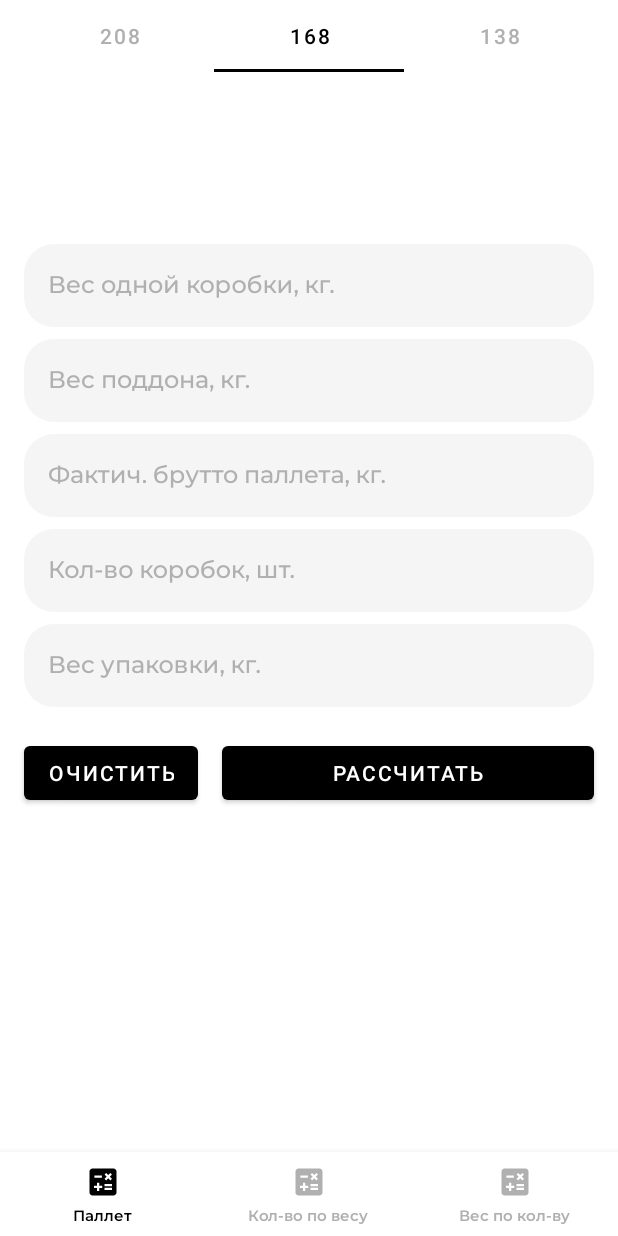
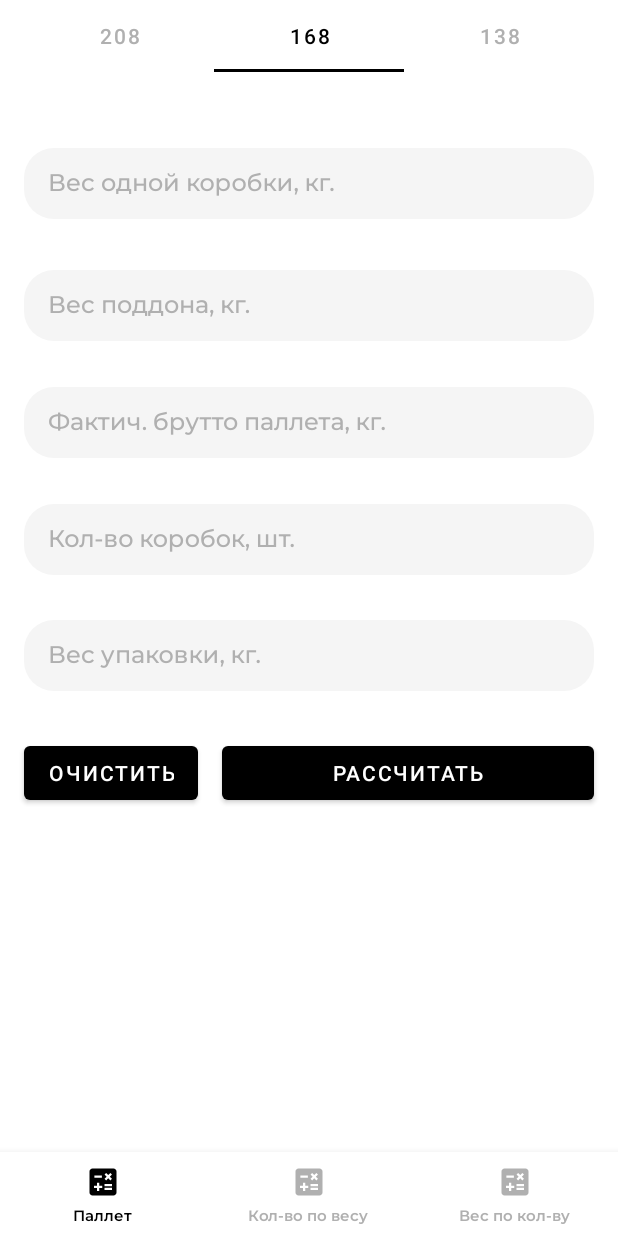
Before and after one commit to GoogelFist/PackerHelper, an Android app: the screen it shows after launch (MainActivity), tab 2 chosen, on a phone screen of 412 x 824 dp. Run offline under Robolectric (Android 15) with nearby library versions, the phone set to English and light mode, and no system bars; our stand-ins replace Dagger/Hilt's generated code, navigation-ui; 5 statements that could not run were skipped.

Commit message:
edit 208, 168, 138 layouts

```diff
--- a/app/src/main/res/layout/pallet_fragment_168.xml
+++ b/app/src/main/res/layout/pallet_fragment_168.xml
@@ -9,10 +9,11 @@
             android:id="@+id/fl_box_weight"
             android:layout_width="match_parent"
             android:layout_height="wrap_content"
-            android:layout_marginTop="16dp"
+            android:layout_marginTop="8dp"
             android:orientation="horizontal"
             app:layout_constraintBottom_toTopOf="@id/fl_tray_weight"
-            app:layout_constraintStart_toStartOf="@id/fl_tray_weight">
+            app:layout_constraintStart_toStartOf="@id/fl_tray_weight"
+            app:layout_constraintTop_toTopOf="parent">
 
         <com.google.android.material.textfield.TextInputLayout
                 style="@style/DefaultTextInputLayout"
@@ -33,6 +34,8 @@
                     android:lines="1"
                     android:maxLength="255"
                     android:maxLines="1"
+                    android:nextFocusForward="@id/text_input_edit_text_tray_weight"
+                    android:paddingBottom="2dp"
                     android:singleLine="true" />
 
         </com.google.android.material.textfield.TextInputLayout>
@@ -45,7 +48,8 @@
             android:layout_height="wrap_content"
             android:orientation="horizontal"
             app:layout_constraintBottom_toTopOf="@id/fl_gross_weight"
-            app:layout_constraintStart_toStartOf="@id/fl_gross_weight">
+            app:layout_constraintStart_toStartOf="@id/fl_gross_weight"
+            app:layout_constraintTop_toBottomOf="@id/fl_box_weight">
 
         <com.google.android.material.textfield.TextInputLayout
                 style="@style/DefaultTextInputLayout"
@@ -53,7 +57,6 @@
                 android:layout_height="wrap_content"
                 android:layout_marginHorizontal="16dp"
                 android:hint="@string/tray_weight_hint"
-                android:paddingVertical="4dp"
                 app:endIconMode="clear_text">
 
             <com.google.android.material.textfield.TextInputEditText
@@ -66,6 +69,8 @@
                     android:lines="1"
                     android:maxLength="255"
                     android:maxLines="1"
+                    android:nextFocusForward="@id/text_input_edit_text_gross_weight"
+                    android:paddingBottom="2dp"
                     android:singleLine="true"
                     tools:text="" />
 
@@ -79,7 +84,8 @@
             android:layout_height="wrap_content"
             android:orientation="horizontal"
             app:layout_constraintBottom_toTopOf="@id/fl_box_count"
-            app:layout_constraintStart_toStartOf="@id/fl_box_count">
+            app:layout_constraintStart_toStartOf="@id/fl_box_count"
+            app:layout_constraintTop_toBottomOf="@id/fl_tray_weight">
 
         <com.google.android.material.textfield.TextInputLayout
                 style="@style/DefaultTextInputLayout"
@@ -87,7 +93,6 @@
                 android:layout_height="wrap_content"
                 android:layout_marginHorizontal="16dp"
                 android:hint="@string/gross_weight_hint"
-                android:paddingVertical="4dp"
                 app:endIconMode="clear_text">
 
             <com.google.android.material.textfield.TextInputEditText
@@ -100,6 +105,8 @@
                     android:lines="1"
                     android:maxLength="255"
                     android:maxLines="1"
+                    android:nextFocusForward="@id/text_input_edit_text_box_count"
+                    android:paddingBottom="2dp"
                     android:singleLine="true"
                     tools:text="" />
 
@@ -113,7 +120,8 @@
             android:layout_height="wrap_content"
             android:orientation="horizontal"
             app:layout_constraintBottom_toTopOf="@id/fl_package_weight"
-            app:layout_constraintStart_toStartOf="@id/fl_package_weight">
+            app:layout_constraintStart_toStartOf="@id/fl_package_weight"
+            app:layout_constraintTop_toBottomOf="@id/fl_gross_weight">
 
         <com.google.android.material.textfield.TextInputLayout
                 style="@style/DefaultTextInputLayout"
@@ -121,7 +129,6 @@
                 android:layout_height="wrap_content"
                 android:layout_marginHorizontal="16dp"
                 android:hint="@string/box_count_hint"
-                android:paddingVertical="4dp"
                 app:endIconMode="clear_text">
 
             <com.google.android.material.textfield.TextInputEditText
@@ -134,6 +141,8 @@
                     android:lines="1"
                     android:maxLength="255"
                     android:maxLines="1"
+                    android:nextFocusForward="@id/text_input_edit_text_package_weight"
+                    android:paddingBottom="2dp"
                     android:singleLine="true"
                     tools:text="" />
 
@@ -145,10 +154,10 @@
             android:id="@+id/fl_package_weight"
             android:layout_width="match_parent"
             android:layout_height="wrap_content"
-            android:layout_marginBottom="8dp"
             android:orientation="horizontal"
-            app:layout_constraintBottom_toTopOf="@id/guideline"
-            app:layout_constraintStart_toStartOf="parent">
+            app:layout_constraintBottom_toTopOf="@id/ll_buttons"
+            app:layout_constraintStart_toStartOf="parent"
+            app:layout_constraintTop_toBottomOf="@id/fl_box_count">
 
         <com.google.android.material.textfield.TextInputLayout
                 style="@style/DefaultTextInputLayout"
@@ -156,7 +165,6 @@
                 android:layout_height="wrap_content"
                 android:layout_marginHorizontal="16dp"
                 android:hint="@string/package_weight"
-                android:paddingVertical="4dp"
                 app:endIconMode="clear_text">
 
             <com.google.android.material.textfield.TextInputEditText
@@ -170,6 +178,7 @@
                     android:lines="1"
                     android:maxLength="255"
                     android:maxLines="1"
+                    android:paddingBottom="2dp"
                     android:singleLine="true"
                     tools:text="" />
 
@@ -216,8 +225,8 @@
             android:layout_width="wrap_content"
             android:layout_height="wrap_content"
             android:layout_marginHorizontal="16dp"
-            android:layout_marginTop="16dp"
             android:textAppearance="@style/Text.MontserratMedium.14.Black"
+            app:layout_constraintBottom_toTopOf="@id/tv_theoretical_gross"
             app:layout_constraintStart_toStartOf="@id/ll_buttons"
             app:layout_constraintTop_toBottomOf="@id/ll_buttons"
             tools:text="Нетто" />
@@ -227,8 +236,8 @@
             android:layout_width="wrap_content"
             android:layout_height="wrap_content"
             android:layout_marginHorizontal="16dp"
-            android:layout_marginTop="8dp"
             android:textAppearance="@style/Text.MontserratMedium.14.Black"
+            app:layout_constraintBottom_toTopOf="@id/tv_real_gross"
             app:layout_constraintStart_toStartOf="@id/ll_buttons"
             app:layout_constraintTop_toBottomOf="@id/tv_clear_weight"
             tools:text="Теор. брутто" />
@@ -238,8 +247,9 @@
             android:layout_width="match_parent"
             android:layout_height="wrap_content"
             android:layout_marginHorizontal="16dp"
-            android:layout_marginTop="8dp"
+            android:layout_marginBottom="8dp"
             android:textAppearance="@style/Text.MontserratMedium.14.Black"
+            app:layout_constraintBottom_toBottomOf="parent"
             app:layout_constraintStart_toStartOf="@id/ll_buttons"
             app:layout_constraintTop_toBottomOf="@id/tv_theoretical_gross"
             tools:text="Факт. брутто" />
--- a/app/src/main/res/layout/pallet_fragment_208.xml
+++ b/app/src/main/res/layout/pallet_fragment_208.xml
@@ -174,7 +174,6 @@
                     android:layout_height="match_parent"
                     android:drawablePadding="-10dp"
                     android:imeOptions="actionDone"
-
                     android:inputType="number"
                     android:lines="1"
                     android:maxLength="255"
```
Also changed, not shown: app/src/main/res/layout/pallet_fragment_138.xml (+25 -18 lines).
